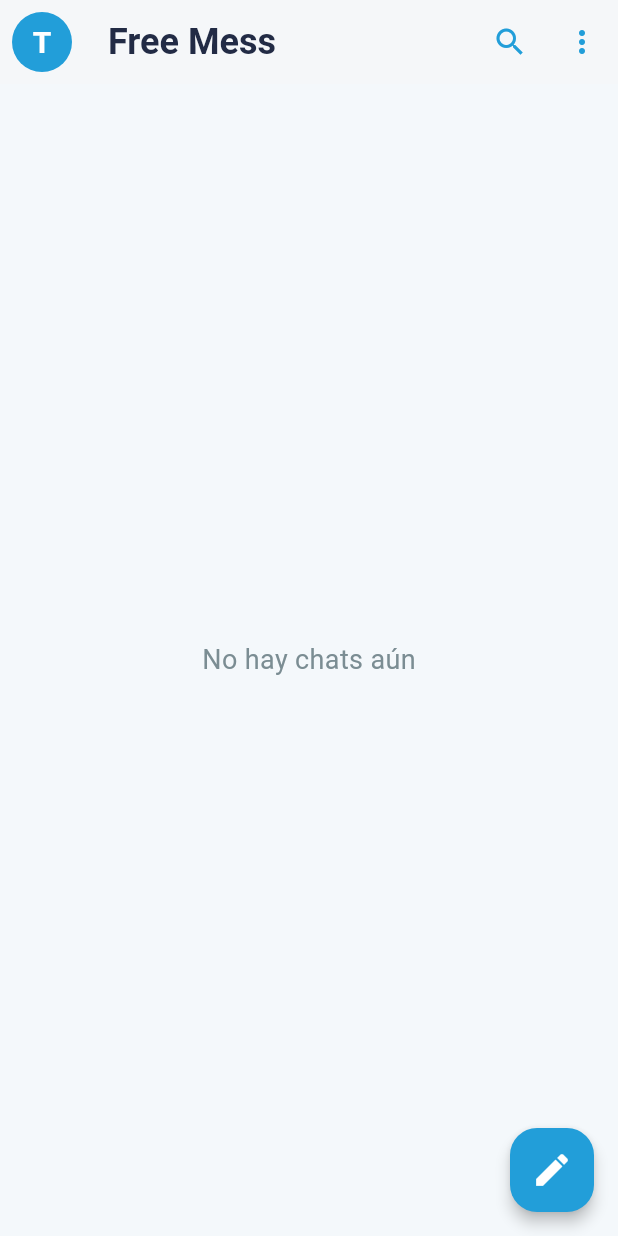
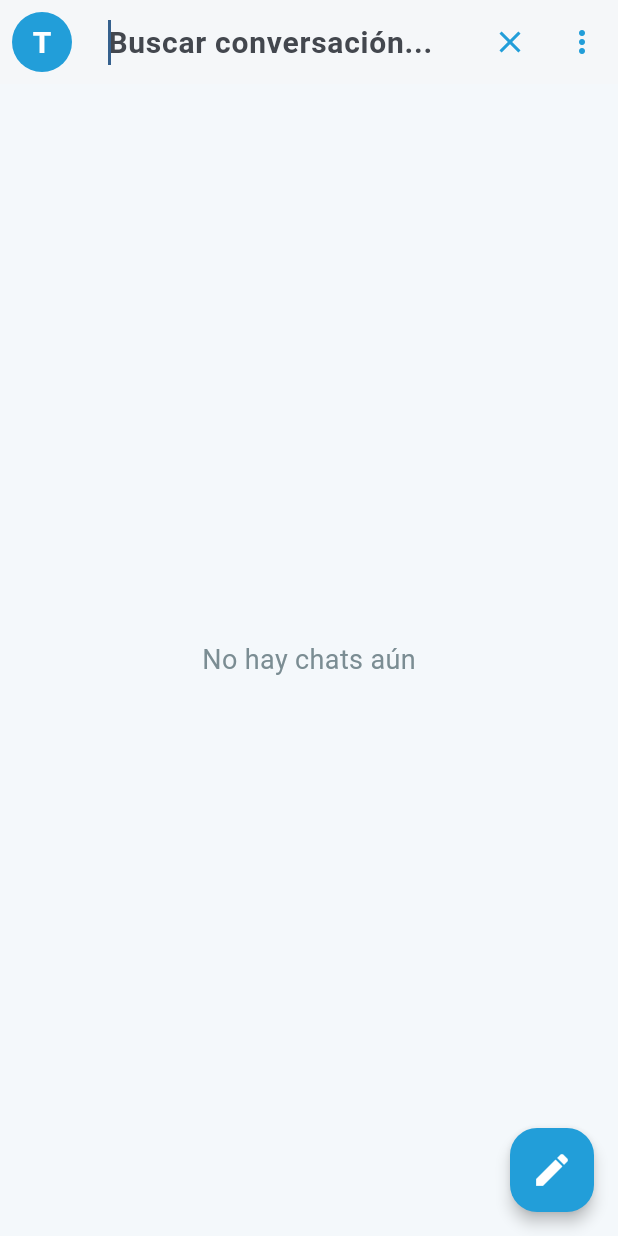
Before and after one commit to Leonard2GG/FreeMess, a Flutter app: the screen it shows after launch, after a tap on the "search" icon, on a phone screen of 412 x 824 dp. Run offline on Flutter 3.47's test engine with Material 3 defaults, Android fonts, the phone set to English and light mode, and no system bars; our stand-ins replace sqflite; accounts and stored records are empty.

Commit message:
Implement chat search functionality; add search bar to HomeScreen and filter displayed chats

```diff
--- a/lib/screens/home_screen.dart
+++ b/lib/screens/home_screen.dart
@@ -16,6 +16,9 @@ class _HomeScreenState extends State<HomeScreen> {
   late List<Chat> chats = [];
   String userName = "Tú";
   String? userPhotoUrl; // Puedes asignar una URL si tienes foto
+  bool _isSearching = false;
+  String _searchText = '';
+  TextEditingController _searchController = TextEditingController();
 
   @override
   void initState() {
@@ -26,6 +29,9 @@ class _HomeScreenState extends State<HomeScreen> {
   void loadChats() async {
     final dbHelper = DatabaseHelper();
     chats = await dbHelper.getAllChats();
+    // Ordena los chats para que el más reciente esté primero
+    chats.sort((a, b) => b.id.compareTo(a.id));// Si usas timestamp en el id
+    //chats.sort((a, b) => b.timestamp.compareTo(a.timestamp));
     setState(() {});
   }
 
@@ -328,6 +334,10 @@ class _HomeScreenState extends State<HomeScreen> {
 
   @override
   Widget build(BuildContext context) {
+    final filteredChats = _searchText.isEmpty
+        ? chats
+        : chats.where((chat) => chat.name.toLowerCase().contains(_searchText.toLowerCase())).toList();
+
     return Scaffold(
       backgroundColor: const Color(0xFFF4F8FB),
       appBar: AppBar(
@@ -353,7 +363,26 @@ class _HomeScreenState extends State<HomeScreen> {
                   ),
                 ),
         ),
-        title: const Text(
+        title: _isSearching
+            ? TextField(
+                controller: _searchController,
+                autofocus: true,
+                decoration: const InputDecoration(
+                  hintText: 'Buscar conversación...',
+                  border: InputBorder.none,
+                ),
+                style: const TextStyle(
+                  color: Color(0xFF222B45),
+                  fontSize: 20,
+                  fontWeight: FontWeight.bold,
+                ),
+                onChanged: (value) {
+                  setState(() {
+                    _searchText = value;
+                  });
+                },
+              )
+            : const Text(
                 'Free Mess',
                 style: TextStyle(
                   color: Color(0xFF222B45),
@@ -362,10 +391,24 @@ class _HomeScreenState extends State<HomeScreen> {
                 ),
               ),
         actions: [
+          if (_isSearching)
+            IconButton(
+              icon: const Icon(Icons.close, color: Color(0xFF229ED9)),
+              onPressed: () {
+                setState(() {
+                  _isSearching = false;
+                  _searchText = '';
+                  _searchController.clear();
+                });
+              },
+            )
+          else
             IconButton(
               icon: const Icon(Icons.search, color: Color(0xFF229ED9)),
               onPressed: () {
-              // Aquí puedes abrir una búsqueda de chats
+                setState(() {
+                  _isSearching = true;
+                });
               },
             ),
           IconButton(
@@ -377,7 +420,7 @@ class _HomeScreenState extends State<HomeScreen> {
         ],
         iconTheme: const IconThemeData(color: Color(0xFF229ED9)),
       ),
-      body: chats.isEmpty
+      body: filteredChats.isEmpty
           ? const Center(
               child: Text(
                 'No hay chats aún',
@@ -389,9 +432,9 @@ class _HomeScreenState extends State<HomeScreen> {
             )
           : ListView.builder(
               padding: const EdgeInsets.symmetric(vertical: 8, horizontal: 8),
-              itemCount: chats.length,
+              itemCount: filteredChats.length,
               itemBuilder: (context, index) {
-                final chat = chats[index];
+                final chat = filteredChats[index];
                 return _buildChatTile(chat);
               },
             ),
```
Lines whose indentation alone changed are shown as unchanged.
